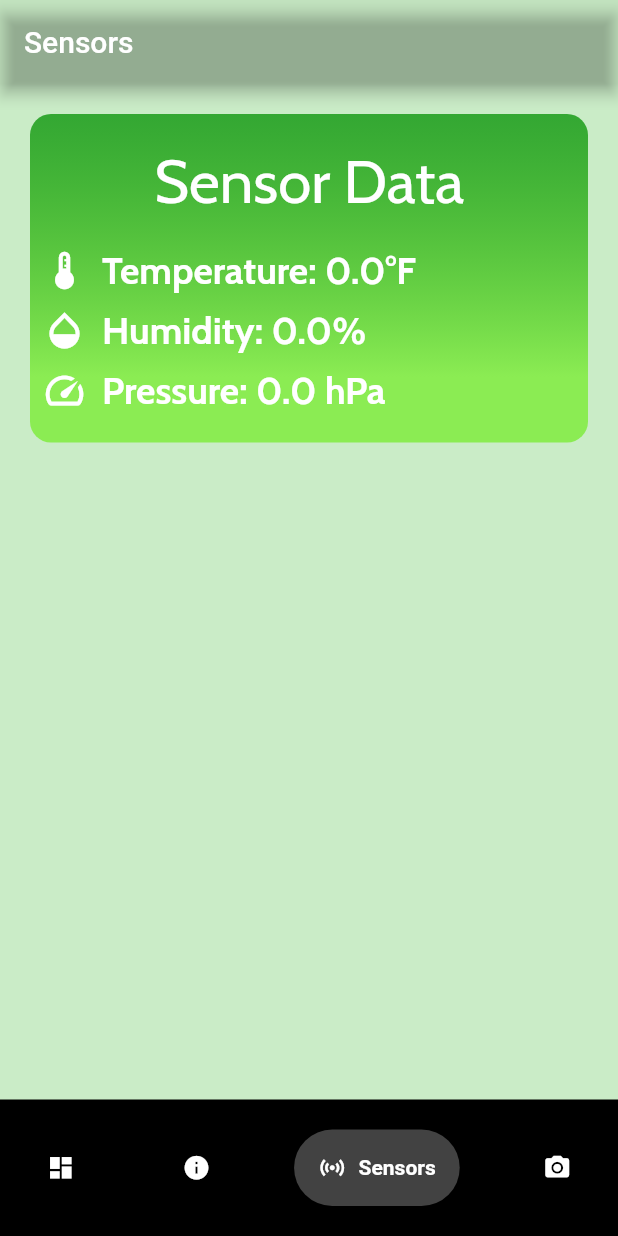
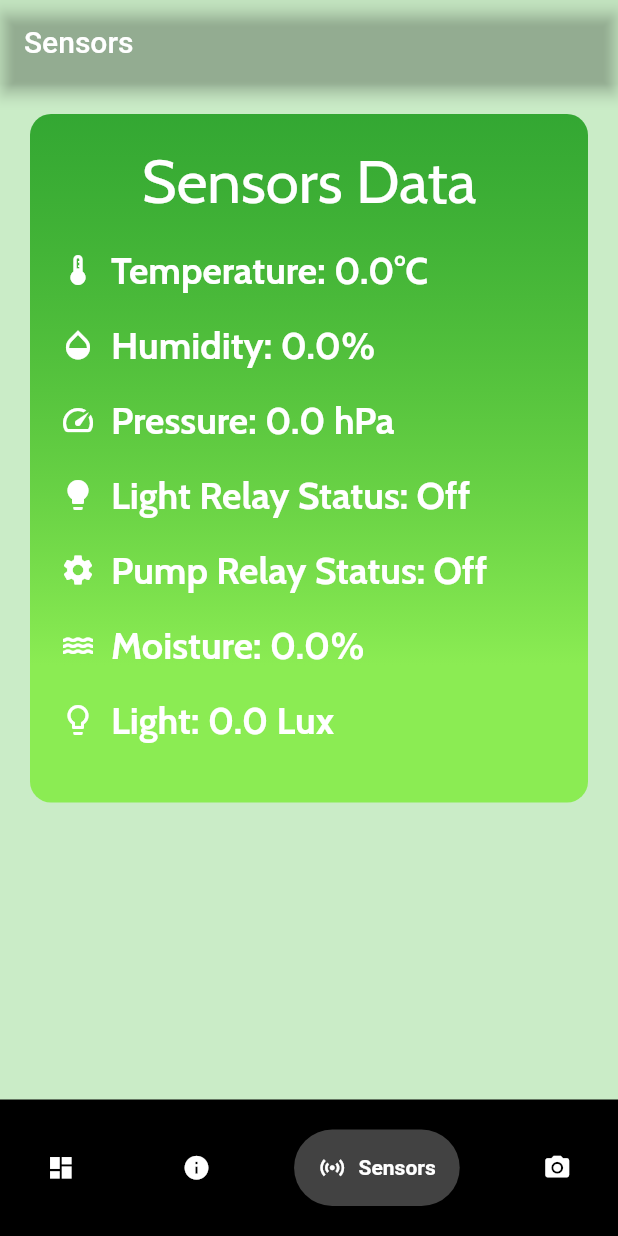
Before and after one commit to zaydanr/trans_plant, a Flutter app: the screen it shows after launch, item 3 of the bottom bar chosen, on a phone screen of 412 x 824 dp. Run offline on Flutter 3.47's test engine with Material 2 defaults, Android fonts, the phone set to English and light mode, and no system bars; drawn by our look-alikes of google_nav_bar; our stand-ins replace google_fonts; missing offline and left inert: flutter_inappwebview, mqtt_client.

Commit message:
added MQTT base

```diff
--- a/lib/sensors.dart
+++ b/lib/sensors.dart
@@ -13,13 +13,12 @@ class _SensorsPageState extends State<SensorsPage> {
   @override
   void initState() {
     super.initState();
-    mqttService.connect('your_mqtt_username', 'your_mqtt_password');
+    mqttService.connect('64c14253811ec75105c1948a', 'QuRHxlbi8RDbkv7Nkq77N3Ps');
   }
 
-  @override
-  void dispose() {
-    mqttService.disconnect();
-    super.dispose();
+  // Helper method to convert pump/light status to On/Off
+  String _getOnOffStatus(int status) {
+    return status == 1 ? 'On' : 'Off';
   }
 
   @override
@@ -31,6 +30,9 @@ class _SensorsPageState extends State<SensorsPage> {
         padding: const EdgeInsets.only(top: 20.0),
         child: SingleChildScrollView(
           child: Container(
+            child: Column(
+              children: [
+                Container(
                   width: size.width,
                   margin: EdgeInsets.symmetric(horizontal: 20),
                   decoration: BoxDecoration(
@@ -48,39 +50,28 @@ class _SensorsPageState extends State<SensorsPage> {
                   child: Padding(
                     padding: const EdgeInsets.symmetric(vertical: 20.0),
                     child: Column(
-                crossAxisAlignment: CrossAxisAlignment.start, // Align items to the left
                       children: [
-                  Center( // Center the "Sensors Data" text
-                    child: Text(
-                      'Sensor Data',
+                        Text(
+                          'Sensors Data',
                           style: GoogleFonts.cabin(
                             textStyle: TextStyle(
                               color: Colors.white,
                               fontSize: 40),
                           ),
                         ),
-                  ),
-                  SizedBox(height: 20), // Add spacing between the title and the readings
+
+                        SizedBox(height: 20), // Add space between each row
+
+                        // Temperature
                         Row(
                           children: [
                             Padding(
-                        padding: const EdgeInsets.only(left: 8.0), // Add space between the left edge of the box and the icon
-                        child: Icon(Icons.thermostat, color: Colors.white, size: 30), // Icon for temperature
+                              padding: const EdgeInsets.only(left: 20.0, right: 10),
+                              child: Icon(Icons.thermostat, color: Colors.white),
                             ),
-                      SizedBox(width: 10), // Add spacing between icon and text
-                      Text(
-                        'Temperature: ',
-                        style: GoogleFonts.cabin(
-                          textStyle: TextStyle(
-                            color: Colors.white,
-                            fontSize: 25,
-                            fontWeight: FontWeight.bold,
-                          ),
-                        ),
-                      ),
-                      Center(
+                            Expanded(
                               child: Text(
-                          '${mqttService.temperature}°F',
+                                'Temperature: ${mqttService.temperature}°C',
                                 style: GoogleFonts.cabin(
                                   textStyle: TextStyle(
                                     color: Colors.white,
@@ -92,15 +83,18 @@ class _SensorsPageState extends State<SensorsPage> {
                             ),
                           ],
                         ),
-                  SizedBox(height: 10), // Add spacing between the readings
+
+                        SizedBox(height: 20), // Add space between each row
+
+                        // Humidity
                         Row(
                           children: [
                             Padding(
-                        padding: const EdgeInsets.only(left: 8.0), // Add space between the left edge of the box and the icon
-                        child: Icon(Icons.opacity, color: Colors.white, size: 30), // Icon for humidity
+                              padding: const EdgeInsets.only(left: 20.0, right: 10),
+                              child: Icon(Icons.opacity, color: Colors.white),
                             ),
-                      SizedBox(width: 10), // Add spacing between icon and text
-                      Text(
+                            Expanded(
+                              child: Text(
                                 'Humidity: ${mqttService.humidity}%',
                                 style: GoogleFonts.cabin(
                                   textStyle: TextStyle(
@@ -110,17 +104,21 @@ class _SensorsPageState extends State<SensorsPage> {
                                   ),
                                 ),
                               ),
+                            ),
                           ],
                         ),
-                  SizedBox(height: 10), // Add spacing between the readings
+
+                        SizedBox(height: 20), // Add space between each row
+
+                        // Pressure
                         Row(
                           children: [
                             Padding(
-                        padding: const EdgeInsets.only(left: 8.0), // Add space between the left edge of the box and the icon
-                        child: Icon(Icons.speed, color: Colors.white, size: 30), // Icon for pressure (using wind speed icon for simplicity)
+                              padding: const EdgeInsets.only(left: 20.0, right: 10),
+                              child: Icon(Icons.speed, color: Colors.white),
                             ),
-                      SizedBox(width: 10), // Add spacing between icon and text
-                      Text(
+                            Expanded(
+                              child: Text(
                                 'Pressure: ${mqttService.pressure} hPa',
                                 style: GoogleFonts.cabin(
                                   textStyle: TextStyle(
@@ -130,11 +128,115 @@ class _SensorsPageState extends State<SensorsPage> {
                                   ),
                                 ),
                               ),
+                            ),
                           ],
                         ),
-                  // You can add more sensor readings here if needed
+
+                        SizedBox(height: 20), // Add space between each row
+
+                        // Light Relay Status
+                        Row(
+                          children: [
+                            Padding(
+                              padding: const EdgeInsets.only(left: 20.0, right: 10),
+                              child: Icon(Icons.lightbulb, color: Colors.white),
+                            ),
+                            Expanded(
+                              child: Text(
+                                'Light Relay Status: ${_getOnOffStatus(mqttService.lightRelayStatus)}',
+                                style: GoogleFonts.cabin(
+                                  textStyle: TextStyle(
+                                    color: Colors.white,
+                                    fontSize: 25,
+                                    fontWeight: FontWeight.bold,
+                                  ),
+                                ),
+                              ),
+                            ),
                           ],
                         ),
+
+                        SizedBox(height: 20), // Add space between each row
+
+                        // Pump Relay Status
+                        Row(
+                          children: [
+                            Padding(
+                              padding: const EdgeInsets.only(left: 20.0, right: 10),
+                              child: Icon(Icons.settings, color: Colors.white),
+                            ),
+                            Expanded(
+                              child: Text(
+                                'Pump Relay Status: ${_getOnOffStatus(mqttService.pumpRelayStatus)}',
+                                style: GoogleFonts.cabin(
+                                  textStyle: TextStyle(
+                                    color: Colors.white,
+                                    fontSize: 25,
+                                    fontWeight: FontWeight.bold,
+                                  ),
+                                ),
+                              ),
+                            ),
+                          ],
+                        ),
+
+                        SizedBox(height: 20), // Add space between each row
+
+                        // Moisture
+                        Row(
+                          children: [
+                            Padding(
+                              padding: const EdgeInsets.only(left: 20.0, right: 10),
+                              child: Icon(Icons.water, color: Colors.white),
+                            ),
+                            Expanded(
+                              child: Text(
+                                'Moisture: ${mqttService.moisture}%',
+                                style: GoogleFonts.cabin(
+                                  textStyle: TextStyle(
+                                    color: Colors.white,
+                                    fontSize: 25,
+                                    fontWeight: FontWeight.bold,
+                                  ),
+                                ),
+                              ),
+                            ),
+                          ],
+                        ),
+
+                        SizedBox(height: 20), // Add space between each row
+
+                        // Light (Lux)
+                        Row(
+                          children: [
+                            Padding(
+                              padding: const EdgeInsets.only(left: 20.0, right: 10),
+                              child: Icon(Icons.lightbulb_outline, color: Colors.white),
+                            ),
+                            Expanded(
+                              child: Text(
+                                'Light: ${mqttService.light} Lux',
+                                style: GoogleFonts.cabin(
+                                  textStyle: TextStyle(
+                                    color: Colors.white,
+                                    fontSize: 25,
+                                    fontWeight: FontWeight.bold,
+                                  ),
+                                ),
+                              ),
+                            ),
+                          ],
+                        ),
+
+                        SizedBox(height: 20), // Add space between each row
+
+                        // Add more sensors here
+
+                      ],
+                    ),
+                  ),
+                ),
+              ],
             ),
           ),
         ),
```
Also changed, not shown: lib/dashboard.dart (+0 -9 lines), lib/mqtt_service.dart (+84 -58 lines), 1 other file. Lines whose indentation alone changed are shown as unchanged.
